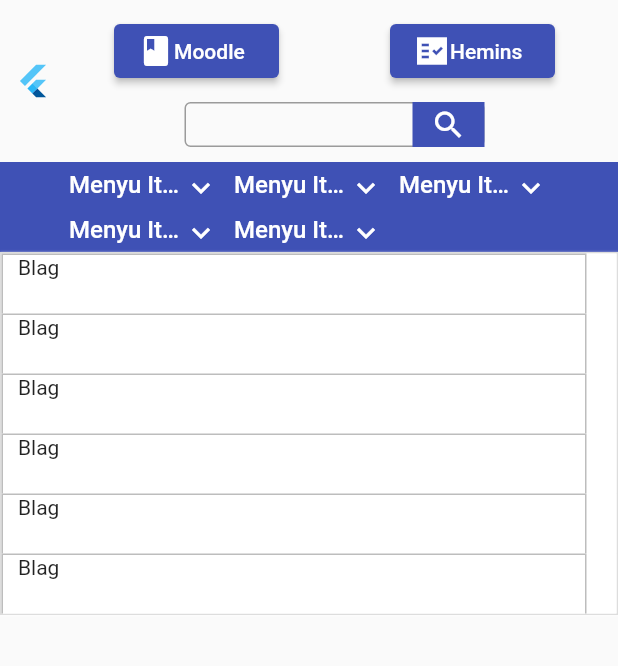
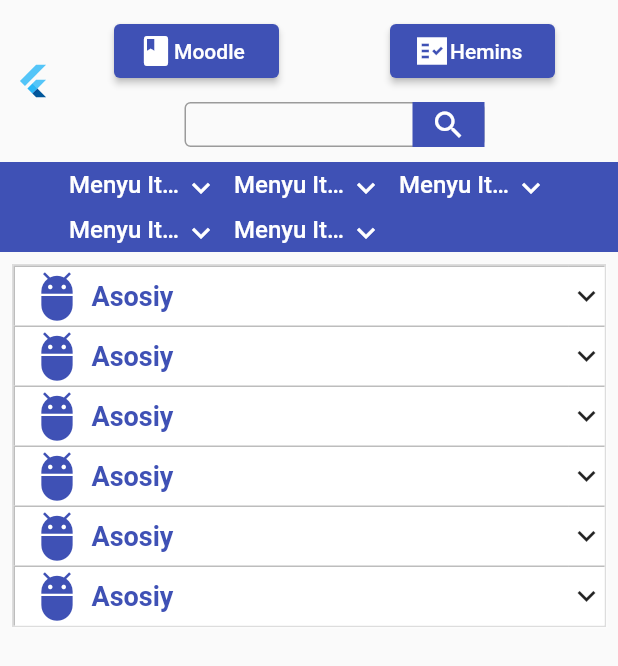
Before and after one commit to ShokhrukhDeveloper/nsmtu_mobile, a Flutter app: the screen it shows after launch, on a phone screen of 412 x 824 dp. Shown: the top 666 px of the screen. Run offline on Flutter 3.47's test engine with Material 2 defaults, Android fonts, the phone set to English and light mode, and no system bars; drawn by our look-alikes of accordion.

Commit message:
AccordionContetntButton Ready

```diff
--- a/lib/Presentation/Pages/Home/HomePage.dart
+++ b/lib/Presentation/Pages/Home/HomePage.dart
@@ -15,12 +15,14 @@ class _HomePageState extends State<HomePage> {
   Widget build(BuildContext context) {
     return  Scaffold(
 
-      body:SingleChildScrollView(
-        child: Column(
-          children: [
-            TopBar(),
-            AccordionWidget()
-          ],
+      body: SingleChildScrollView(
+        child: SafeArea(
+          child: Column(
+            children:  [
+              TopBar(),
+              AccordionWidget()
+            ],
+          ),
         ),
       )
 
--- /dev/null
+++ b/lib/Presentation/Styles/AppTextStyle.dart
@@ -0,0 +1,17 @@
+
+
+import 'package:flutter/material.dart';
+
+class AppTextStyle{
+  static  TextStyle  styleHeaderAccordion= const TextStyle(
+    fontWeight: FontWeight.w600,
+    fontSize: 18,
+    color: Colors.indigo
+  );
+  static  TextStyle  styleContentAccordion= const TextStyle(
+    fontWeight: FontWeight.w500,
+    fontSize: 16,
+    color: Colors.indigo
+  );
+
+}
--- /dev/null
+++ b/lib/Presentation/Widgets/AccordionWidget/AccordionContentButton.dart
@@ -0,0 +1,24 @@
+import 'package:flutter/material.dart';
+import 'package:nsmtu_mobile/Presentation/Styles/AppTextStyle.dart';
+class AccordionContentButton extends StatelessWidget {
+   String text;
+   VoidCallback? onTap;
+    AccordionContentButton({Key? key, this.onTap, required this.text}) : super(key: key);
+
+   @override
+   Widget build(BuildContext context) {
+     return SizedBox(
+       height: 30,
+       child: TextButton(
+       style: const ButtonStyle(
+           padding: MaterialStatePropertyAll<EdgeInsets>(EdgeInsets.zero),
+       tapTargetSize: MaterialTapTargetSize.shrinkWrap,
+         minimumSize: MaterialStatePropertyAll<Size>(Size.zero)
+       ),
+       onPressed: (){},
+       child:  SizedBox(
+           width: double.infinity,
+           child: Text("Universitet tuzilmasi", style: AppTextStyle.styleContentAccordion,)),
+     ) );
+   }
+ }
--- /dev/null
+++ b/lib/Presentation/Widgets/AccordionWidget/AccordionHeaderWidget.dart
@@ -0,0 +1,34 @@
+import 'package:flutter/material.dart';
+import 'package:nsmtu_mobile/Presentation/Styles/AppTextStyle.dart';
+
+class AccordionHeaderWidget extends StatelessWidget {
+  String text;
+  Widget image;
+  AccordionHeaderWidget({Key? key,required this.text,required this.image}) : super(key: key);
+
+
+  @override
+  Widget build(BuildContext context) {
+    return Container(
+        height: 40,
+        padding: const EdgeInsets.only(left: 10),
+        width: double.infinity,
+        decoration: const BoxDecoration(
+            border: Border(
+              top: BorderSide(color: Colors.black26),
+              left: BorderSide(color: Colors.black26),
+              // right: BorderSide(color: Colors.black26),
+
+            )
+        ),
+        child:  Align(
+            alignment: Alignment.centerLeft,
+            child: Row(
+              children: [
+              image,
+                const SizedBox(width: 5,),
+                Text(text,style: AppTextStyle.styleHeaderAccordion ),
+              ],
+            )));
+  }
+}
--- a/lib/Presentation/Widgets/AccordionWidget/AccordionWidget.dart
+++ b/lib/Presentation/Widgets/AccordionWidget/AccordionWidget.dart
@@ -1,16 +1,21 @@
 import 'package:accordion/accordion.dart';
 import 'package:flutter/cupertino.dart';
 import 'package:flutter/material.dart';
+import 'package:nsmtu_mobile/Presentation/Styles/AppTextStyle.dart';
+import 'package:nsmtu_mobile/Presentation/Widgets/AccordionWidget/AccordionContentButton.dart';
+
+import 'AccordionHeaderWidget.dart';
 
 class AccordionWidget extends StatelessWidget {
-  const AccordionWidget({Key? key}) : super(key: key);
+   AccordionWidget({Key? key}) : super(key: key);
 
   @override
   Widget build(BuildContext context) {
     return Container(
+      margin: const EdgeInsets.all(8),
       decoration: BoxDecoration(
         border: Border.all(color: Colors.black12),
-        boxShadow: [
+        boxShadow: const [
           BoxShadow(
             color: Colors.white54,
             blurRadius: 0.5,
@@ -27,6 +32,19 @@ class AccordionWidget extends StatelessWidget {
           paddingBetweenClosedSections:0,
           children: List.generate(6, (index) =>
               AccordionSection(
+                onOpenSection: (){
+                  debugPrint("Sosoodoososdodso");
+                },
+                flipRightIconIfOpen: true,
+                rightIcon: Container(
+                  height: 40,
+                    decoration: const BoxDecoration(
+                      border: Border(
+                        top: BorderSide(color: Colors.black26)
+                      )
+                    ),
+
+                    child: const Icon(Icons.keyboard_arrow_down_sharp)),
                 contentBorderRadius: 0,
                 contentBorderWidth: 0,
                 headerBorderRadius: 0,
@@ -34,29 +52,14 @@ class AccordionWidget extends StatelessWidget {
                 headerPadding: EdgeInsets.zero,
                 paddingBetweenClosedSections: 0,
                 headerBackgroundColor: Colors.white,
-          header: Container(
-            height: 40,
-            padding: EdgeInsets.only(left: 10),
-              width: double.infinity,
-              decoration: BoxDecoration(
-                border: Border(
-                  top: BorderSide(color: Colors.black26),
-                  left: BorderSide(color: Colors.black26),
-                  right: BorderSide(color: Colors.black26),
-
-                )
-              ),
-              child: const Text("Blag")),
+          header: AccordionHeaderWidget(text: 'Asosiy',
+            image:   Icon(Icons.adb_rounded,
+            color: Theme.of(context).primaryColor,
+            size: 36,
+          ),),
 
           content: Column(
-            children: [
-              Text("sALOMLAE"),
-              Text("sALOMLAE"),
-              Text("sALOMLAE"),
-              Text("sALOMLAE"),
-              Text("sALOMLAE"),
-              Text("sALOMLAE"),
-            ],
+            children:  List.generate(5, (index) => AccordionContentButton(text: "",)),
           ))),
       ),
     );
```
